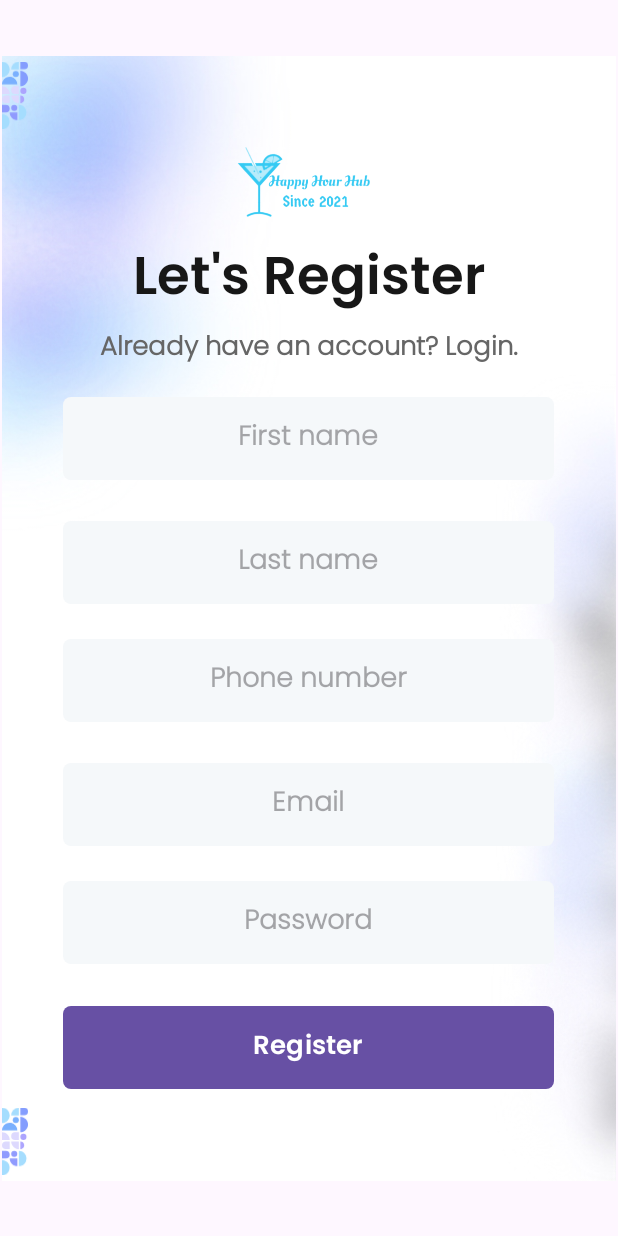
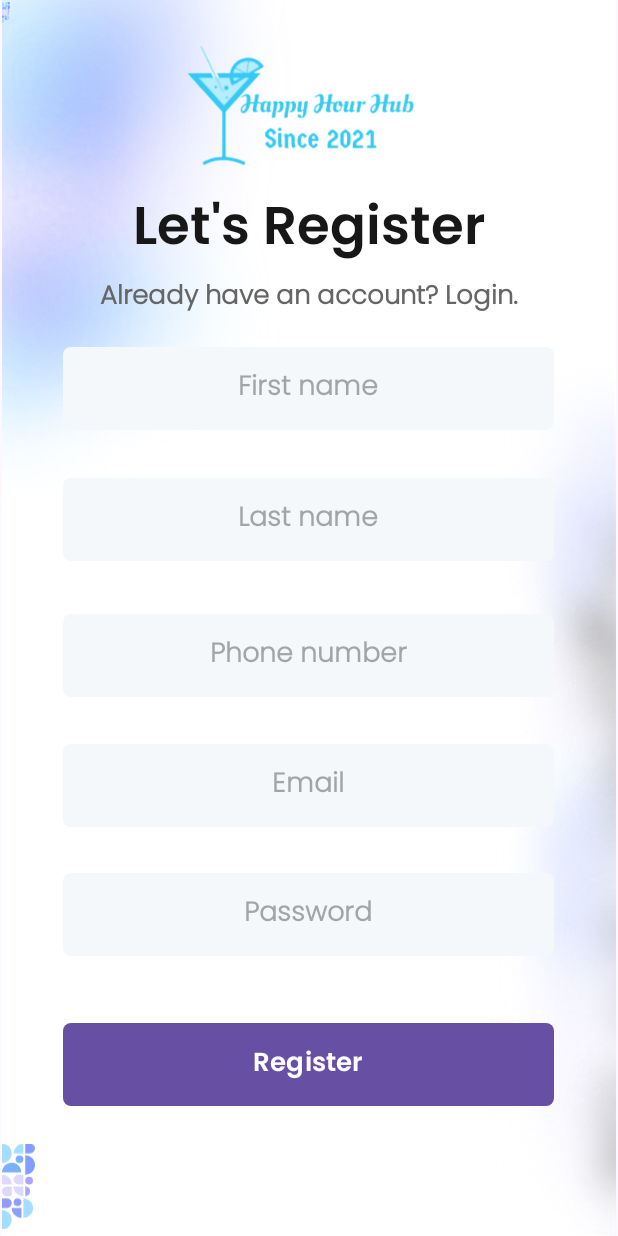
Before and after one commit to Dbriane208/HappyHourHub, an Android app: the screen it shows after launch (MainActivity), on a phone screen of 412 x 824 dp. Run offline under Robolectric (Android 15) with nearby library versions, the phone set to English and light mode, and no system bars; plain views replace CircularProgressButton.

Commit message:
Fix: Register Fragment

```diff
--- a/app/src/main/res/layout/fragment_register.xml
+++ b/app/src/main/res/layout/fragment_register.xml
@@ -23,6 +23,8 @@
         android:layout_height="wrap_content"
         android:text="@string/registerText"
         style="@style/h4"
+        android:layout_marginBottom="10dp"
+        android:layout_marginTop="5dp"
         app:layout_constraintStart_toStartOf="@id/guidelineMrgStart"
         app:layout_constraintEnd_toEndOf="@id/guidelineMrgEnd"
         app:layout_constraintTop_toTopOf="@+id/guidelineLogoBottom"
@@ -35,6 +37,7 @@
         android:text="@string/forgotPasswordText"
         style="@style/h2"
         android:textStyle="bold"
+        android:layout_marginBottom="15dp"
         app:layout_constraintStart_toStartOf="@id/guidelineMrgStart"
         app:layout_constraintEnd_toEndOf="@id/guidelineMrgEnd"
         app:layout_constraintTop_toTopOf="@+id/guidelineRegisterBottom"
@@ -48,6 +51,7 @@
         android:autofillHints="name"
         android:hint="@string/fname"
         android:inputType="textPersonName"
+        android:layout_marginBottom="25sp"
         app:layout_constraintBottom_toBottomOf="@id/guidelineFnBottom"
         app:layout_constraintEnd_toEndOf="@id/guidelineMrgEnd"
         app:layout_constraintStart_toStartOf="@id/guidelineMrgStart"
@@ -62,6 +66,7 @@
         android:autofillHints="name"
         android:hint="@string/lname"
         android:inputType="textPersonName"
+        android:layout_marginBottom="15sp"
         app:layout_constraintBottom_toBottomOf="@id/guidelineSnBottom"
         app:layout_constraintEnd_toEndOf="@id/guidelineMrgEnd"
         app:layout_constraintStart_toStartOf="@id/guidelineMrgStart"
@@ -76,6 +81,7 @@
         android:autofillHints="phone"
         android:inputType="phone"
         android:hint="@string/contact"
+        android:layout_marginBottom="15sp"
         app:layout_constraintBottom_toBottomOf="@id/guidelinePhoneBottom"
         app:layout_constraintEnd_toEndOf="@id/guidelineMrgEnd"
         app:layout_constraintStart_toStartOf="@id/guidelineMrgStart"
@@ -90,6 +96,7 @@
         android:autofillHints="emailAddress"
         android:inputType="textEmailAddress"
         android:hint="@string/email"
+        android:layout_marginBottom="15sp"
         app:layout_constraintBottom_toBottomOf="@id/guidelineEmailBottom"
         app:layout_constraintEnd_toEndOf="@id/guidelineMrgEnd"
         app:layout_constraintStart_toStartOf="@id/guidelineMrgStart"
@@ -164,7 +171,7 @@
         android:layout_width="wrap_content"
         android:layout_height="wrap_content"
         android:orientation="horizontal"
-        app:layout_constraintGuide_percent="0.07" />
+        app:layout_constraintGuide_percent="0.02" />
 
     <androidx.constraintlayout.widget.Guideline
         android:id="@+id/guidelineLogoBottom"
@@ -178,7 +185,7 @@
         android:layout_width="wrap_content"
         android:layout_height="wrap_content"
         android:orientation="horizontal"
-        app:layout_constraintGuide_percent="0.24" />
+        app:layout_constraintGuide_percent="0.22" />
 
     <androidx.constraintlayout.widget.Guideline
         android:id="@+id/guidelineForgotPassBottom"
@@ -192,40 +199,40 @@
         android:layout_width="wrap_content"
         android:layout_height="wrap_content"
         android:orientation="horizontal"
-        app:layout_constraintGuide_percent="0.4" />
+        app:layout_constraintGuide_percent="0.38" />
 
     <androidx.constraintlayout.widget.Guideline
         android:id="@+id/guidelineSnBottom"
         android:layout_width="wrap_content"
         android:layout_height="wrap_content"
         android:orientation="horizontal"
-        app:layout_constraintGuide_percent="0.5" />
+        app:layout_constraintGuide_percent="0.48" />
 
     <androidx.constraintlayout.widget.Guideline
         android:id="@+id/guidelinePhoneBottom"
         android:layout_width="wrap_content"
         android:layout_height="wrap_content"
         android:orientation="horizontal"
-        app:layout_constraintGuide_percent="0.61" />
+        app:layout_constraintGuide_percent="0.6" />
 
     <androidx.constraintlayout.widget.Guideline
         android:id="@+id/guidelineEmailBottom"
         android:layout_width="wrap_content"
         android:layout_height="wrap_content"
         android:orientation="horizontal"
-        app:layout_constraintGuide_percent="0.72" />
+        app:layout_constraintGuide_percent="0.69" />
 
     <androidx.constraintlayout.widget.Guideline
         android:id="@+id/guidelinePassBottom"
         android:layout_width="wrap_content"
         android:layout_height="wrap_content"
         android:orientation="horizontal"
-        app:layout_constraintGuide_percent="0.82" />
+        app:layout_constraintGuide_percent="0.79" />
 
     <androidx.constraintlayout.widget.Guideline
         android:id="@+id/guidelineMrgBottom"
         android:layout_width="wrap_content"
         android:layout_height="wrap_content"
         android:orientation="horizontal"
-        app:layout_constraintGuide_percent="0.93" />
+        app:layout_constraintGuide_percent="0.92" />
 </androidx.constraintlayout.widget.ConstraintLayout>
```
